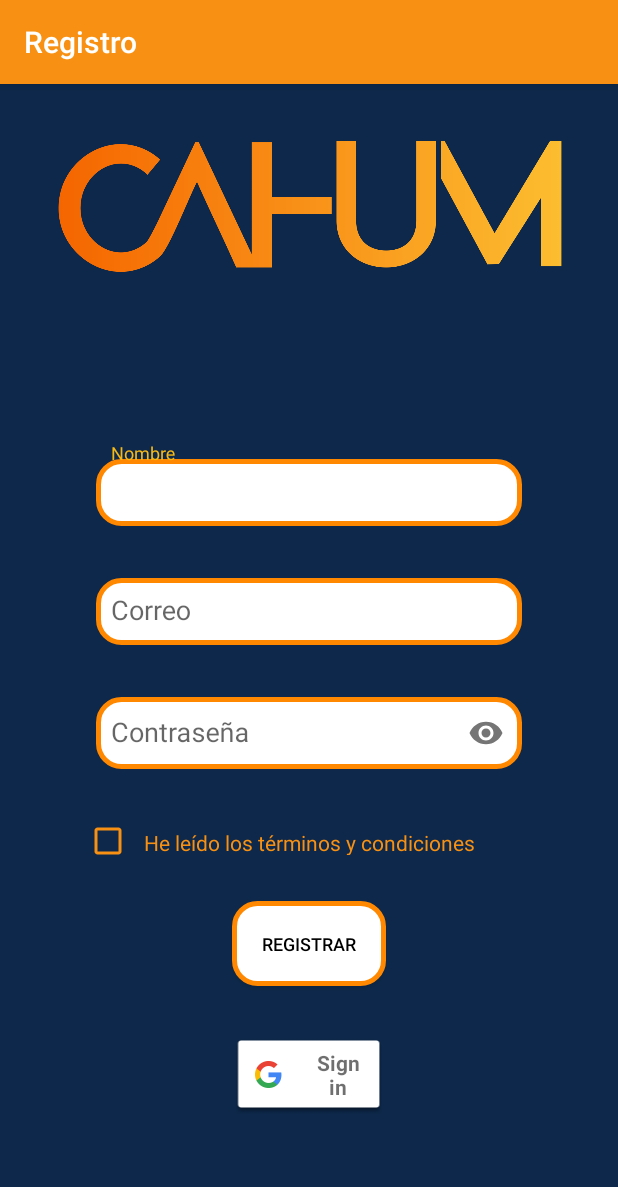
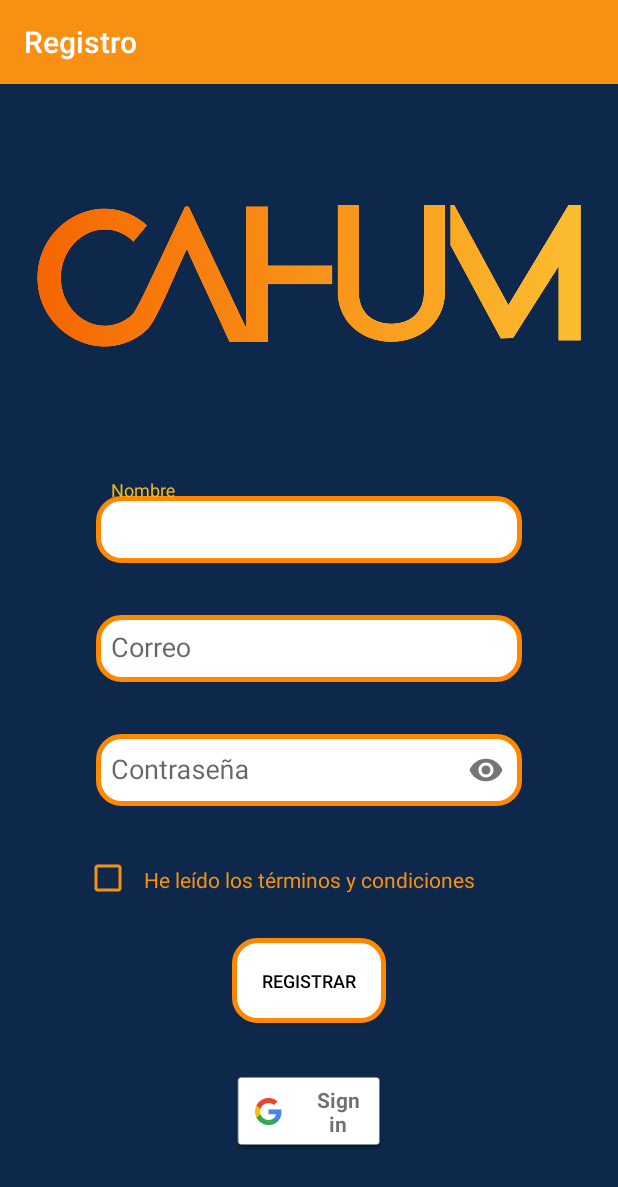
Before and after one commit to whatevaaar/CahumApp, an Android app: the screen it shows after launch (RegistrarActivity), after a tap on "REGISTRAR", on a phone screen of 412 x 824 dp. Shown: the top 1187 px of the screen. Run offline under Robolectric (Android 15) with nearby library versions, the phone set to English and light mode, and no system bars; our stand-ins replace Firebase (no records; nobody signed in at launch, a user with empty details on screens opened directly).

Commit message:
token fix

```diff
--- a/app/src/main/java/com/cahum/cliente/control/MyFirebaseMessagingService.kt
+++ b/app/src/main/java/com/cahum/cliente/control/MyFirebaseMessagingService.kt
@@ -29,7 +29,7 @@ class MyFirebaseMessagingService: FirebaseMessagingService() {
 
     override fun onNewToken(token: String) {
         val usuario = FirebaseAuth.getInstance().currentUser?:return
-        val ref = FirebaseDatabase.getInstance().getReference("/mentores/${usuario.uid}")
+        val ref = FirebaseDatabase.getInstance().getReference("/clientes/${usuario.uid}")
         val postListener = object : ValueEventListener {
             override fun onCancelled(p0: DatabaseError) {}
 
--- a/app/src/main/res/layout/activity_main.xml
+++ b/app/src/main/res/layout/activity_main.xml
@@ -16,7 +16,8 @@
             app:layout_constraintEnd_toEndOf="parent"
             app:layout_constraintStart_toStartOf="parent" android:layout_marginLeft="64dp"
             android:layout_marginStart="64dp" android:layout_marginRight="64dp" android:layout_marginEnd="64dp"
-            app:layout_constraintTop_toBottomOf="@+id/imageView8" android:layout_marginTop="100dp">
+            app:layout_constraintTop_toTopOf="parent" app:layout_constraintBottom_toBottomOf="parent"
+            app:layout_constraintVertical_bias="0.37">
 
         <com.google.android.material.textfield.TextInputEditText
                 android:layout_width="match_parent"
@@ -83,10 +84,13 @@
             app:layout_constraintStart_toStartOf="@+id/boton_registrar" android:layout_marginTop="32dp">
     </com.google.android.gms.common.SignInButton>
     <ImageView
-            android:layout_width="600dp"
-            android:layout_height="115dp" app:srcCompat="@drawable/cahum_logo" android:id="@+id/imageView8"
+            android:layout_width="0dp"
+            android:layout_height="0dp" app:srcCompat="@drawable/cahum_logo" android:id="@+id/imageView8"
             app:layout_constraintTop_toTopOf="parent" app:layout_constraintEnd_toEndOf="parent"
-            app:layout_constraintStart_toStartOf="parent" android:layout_marginTop="24dp"/>
+            app:layout_constraintStart_toStartOf="parent"
+            app:layout_constraintHorizontal_bias="1.0" app:layout_constraintBottom_toTopOf="@+id/texto_nombre"
+            app:layout_constraintVertical_bias="0.24000001" android:layout_marginTop="24dp"
+            android:layout_marginBottom="32dp"/>
     <CheckBox
             android:buttonTint="@color/colorPrimary"
             android:layout_width="wrap_content"
```
